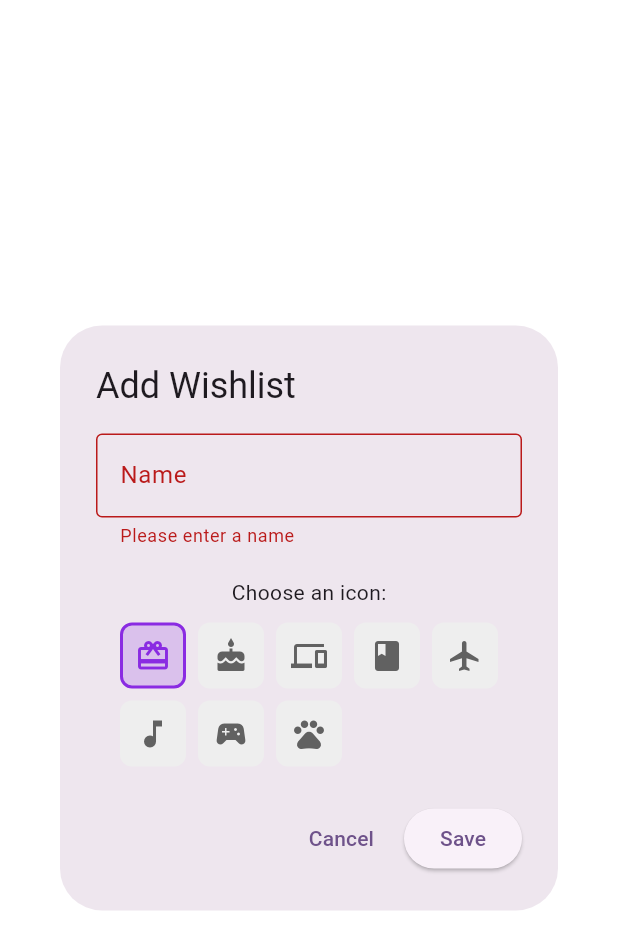
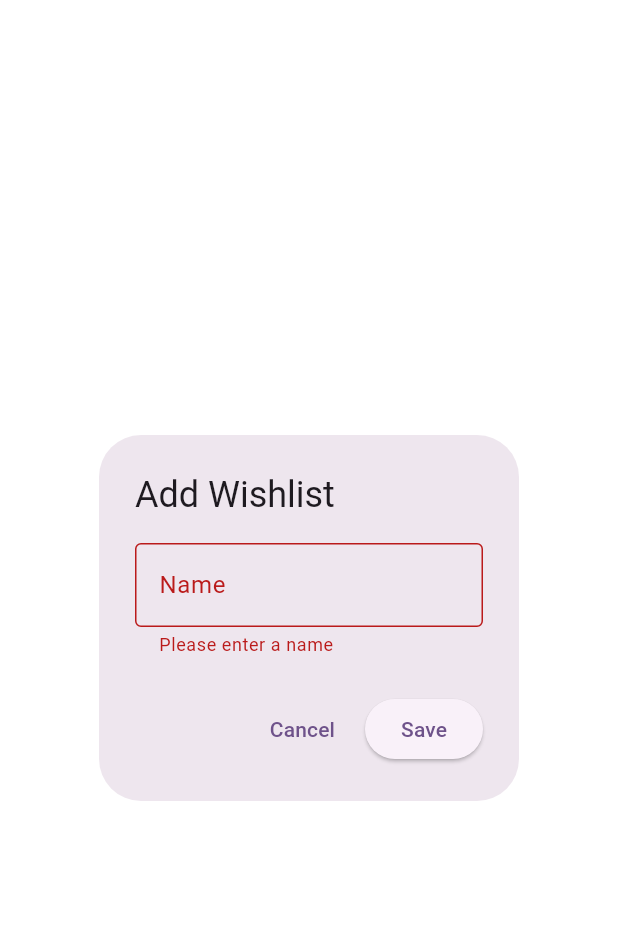
Before and after one commit to russllanovaa/wishly-app, a Flutter app: the _AddEditWishlistForm widget shown alone on an empty page, opened directly, after a tap on "Save", on a phone screen of 412 x 824 dp. Shown: the top 950 px of the screen. Run offline on Flutter 3.47's test engine with Material 3 defaults, Android fonts, the phone set to English and light mode, and no system bars; our stand-ins replace cloud_firestore, equatable, firebase_analytics, firebase_auth, firebase_core, firebase_crashlytics and 3 more; accounts and stored records are empty; Roboto replaces fonts that are missing (Poppins).

Commit message:
Initial com10

```diff
--- a/lib/models/wishlist.dart
+++ b/lib/models/wishlist.dart
@@ -1,5 +1,4 @@
 import 'package:equatable/equatable.dart';
-import 'package:flutter/material.dart';
 import 'package:cloud_firestore/cloud_firestore.dart';
 
 class Wishlist extends Equatable {
@@ -7,46 +6,27 @@ class Wishlist extends Equatable {
  final String ownerId;
  final String name;
 
-  final int iconCodePoint;
-  final String iconFontFamily;
-  final String? iconFontPackage;
+
 
  final int itemCount;
 final Timestamp createdAt;
-
-  // Визначаємо IconData за замовчуванням як статичне фінальне поле
-  // і зберігаємо її властивості в статичних змінних.
-  static final IconData _defaultIcon = Icons.card_giftcard;
-  static final int _kDefaultCodePoint = _defaultIcon.codePoint;
-  static final String _kDefaultFontFamily = _defaultIcon.fontFamily!;
-  // iconFontPackage для MaterialIcons за замовчуванням null.
 
  const Wishlist({
  required this.id,
  required this.ownerId,
  required this.name,
-    required this.iconCodePoint,
-    required this.iconFontFamily,
-    this.iconFontPackage,
+
  required this.itemCount,
  required this.createdAt,
  });
 
-  // Геттер для зручного отримання IconData
-  IconData get icon => IconData(
-        iconCodePoint,
-        fontFamily: iconFontFamily,
-        fontPackage: iconFontPackage,
-      );
+
 
  @override
  List<Object?> get props => [
  id,
  ownerId,
  name,
-        iconCodePoint,
-        iconFontFamily,
-        iconFontPackage,
  itemCount,
  createdAt
  ];
@@ -54,16 +34,10 @@ class Wishlist extends Equatable {
  factory Wishlist.fromSnapshot(DocumentSnapshot doc) {
  final data = doc.data() as Map<String, dynamic>;
 
-    // 💡 Рядок 38, де раніше була помилка, тепер посилається на статичні фінальні поля
  return Wishlist(
  id: doc.id,
  ownerId: data['ownerId'] ?? '',
  name: data['name'] ?? '',
-
-      // ✅ ВИПРАВЛЕННЯ: Використовуємо статичні фінальні значення для іконок за замовчуванням
-      iconCodePoint: data['iconCodePoint'] ?? _kDefaultCodePoint,
-      iconFontFamily: data['iconFontFamily'] ?? _kDefaultFontFamily,
-      iconFontPackage: data['iconFontPackage'] as String?,
 
  createdAt: data['createdAt'] ?? Timestamp.now(),
  itemCount: data['itemCount'] ?? 0,
@@ -75,9 +49,7 @@ class Wishlist extends Equatable {
  'ownerId': ownerId,
  'name': name,
  'createdAt': createdAt,
-      'iconCodePoint': iconCodePoint,
-      'iconFontFamily': iconFontFamily,
-      'iconFontPackage': iconFontPackage,
+
  'itemCount': itemCount,
  };
  }
--- a/lib/screens/home/home_screen.dart
+++ b/lib/screens/home/home_screen.dart
@@ -82,8 +82,7 @@ setState(() {
                                            child: TextField(
                                                controller: _searchController,
                                                decoration: InputDecoration(
- hintText: 'Search wishlists...',
- prefixIcon: const Icon(Icons.search),
+                                                   hintText: 'Search wishlists...',                                                   prefixIcon: const Icon(Icons.search),
                                                    border: OutlineInputBorder(
                                                        borderRadius: BorderRadius.circular(12),
                                                    ),
@@ -102,8 +101,7 @@ setState(() {
                                            ],
                                            onChanged: (value) {
                                                setState(() {
- _sortBy = value!;
- });
+                                                   _sortBy = value!;                                               });
                                                context.read<WishlistBloc>().add(SortWishlists(by: value!));
                                            },
                                        ),
@@ -127,8 +125,7 @@ setState(() {
                                return Center(
                                    heightFactor: 5,
                                     child: Padding(
- padding: const EdgeInsets.all(16.0),
- child: Column(
+                                       padding: const EdgeInsets.all(16.0),                                       child: Column(
                                           children: [
                                               Text(
                                                    'Не вдалося завантажити: ${state.message}',
@@ -174,29 +171,17 @@ return ListView.builder(
                    ),
 
                    const SizedBox(height: 20),
+                   // ✅ ВИПРАВЛЕНО: Блок зображення повністю видалено, кнопку зроблено повною шириною
                    Padding(
                        padding: const EdgeInsets.symmetric(horizontal: 24.0),
- child: Row(
- children: [
- Expanded(
- child: Image.asset(
-'assets/images/gift_character.png',
- height: 120,
- errorBuilder: (_, _, _) => const Icon(Icons.image_not_supported, size: 80),
- ),
- ),
- const SizedBox(width: 16),
- AppButton(
+                       child: AppButton(
                            text: '+ Add new',
                            onPressed: () {
                                _showAddEditWishlistDialog(context);
                            },
- width: 150,
+                           width: double.infinity, // Розтягуємо кнопку
                        ),
- ],
- ),
- ),
- const SizedBox(height: 40),
+                   ),                   const SizedBox(height: 40),
                ],
            ),
        ),
@@ -226,10 +211,11 @@ child: GestureDetector(
                ),
                child: Row(
                    children: [
+                       // ✅ ЗАМІНЕНО: list.icon на статичну іконку-заглушку
                        CircleAvatar(
                            radius: 24,
                            backgroundColor: Theme.of(context).primaryColor.withAlpha(25),
- child: Icon(list.icon, color: Theme.of(context).primaryColor),
+                           child: const Icon(Icons.star, color: Colors.blueAccent),
                        ),
                        const SizedBox(width: 16),
                        Expanded(
@@ -347,8 +333,7 @@ showDialog(
                        label: 'Calendar',
                    ),
                    BottomNavigationBarItem(
- icon: Icon(Icons.person_outline),
- activeIcon: Icon(Icons.person),
+                       icon: Icon(Icons.person_outline),                       activeIcon: Icon(Icons.person),
                        label: 'Profile',
                    ),
                ],
@@ -377,28 +362,16 @@ class _AddEditWishlistForm extends StatefulWidget {
 class _AddEditWishlistFormState extends State<_AddEditWishlistForm> {
 final _formKey = GlobalKey<FormState>();
 late TextEditingController _nameController;
- late IconData _selectedIcon;
+// ❌ _selectedIcon ВИДАЛЕНО
 bool get _isEditMode => widget.wishlist != null;
 
- final List<IconData> _iconOptions = [
- Icons.card_giftcard,
- Icons.cake,
- Icons.devices,
- Icons.book,
- Icons.flight,
- Icons.music_note,
- Icons.sports_esports,
- Icons.pets,
- ];
+// ❌ _iconOptions ВИДАЛЕНО
 
 @override
 void initState() {
    super.initState();
    _nameController = TextEditingController(text: widget.wishlist?.name ?? '');
-
-    // 🚩 ВИПРАВЛЕННЯ 1: Використовуємо .icon геттер, який ми додали до Wishlist,
-    // щоб отримати IconData для ініціалізації.
- _selectedIcon = widget.wishlist?.icon ?? _iconOptions.first;
+   // ❌ Ініціалізація _selectedIcon ВИДАЛЕНО
 }
 
 @override
@@ -411,36 +384,22 @@ void _onSavePressed() {
 if (_formKey.currentState!.validate()) {
 final bloc = context.read<AddEditWishlistBloc>();
 
-// Отримуємо параметри IconData для передачі в конструктор
-      final int codePoint = _selectedIcon.codePoint;
-      final String fontFamily = _selectedIcon.fontFamily!;
-      final String? fontPackage = _selectedIcon.fontPackage;
+// ❌ Отримання параметрів IconData ВИДАЛЕНО
 
 if (_isEditMode) {
 final updatedWishlist = Wishlist(
    id: widget.wishlist!.id,
   ownerId: widget.wishlist!.ownerId,
    name: _nameController.text,
-          // 🚩 ВИПРАВЛЕННЯ 2: Замість 'icon' використовуємо нові параметри
-          iconCodePoint: codePoint,
-          iconFontFamily: fontFamily,
-          iconFontPackage: fontPackage,
+   // ❌ Параметри іконки ВИДАЛЕНО
    createdAt: widget.wishlist!.createdAt,
    itemCount: widget.wishlist!.itemCount,
 );
 bloc.add(UpdateWishlist(wishlist: updatedWishlist));
 } else {
- // 🚩 ВИПРАВЛЕННЯ 3: Оновлення для CreateWishlist.
-        // ПРИМІТКА: Вам, ймовірно, також потрібно буде оновити подію CreateWishlist,
-        // щоб вона приймала ці три нові параметри замість одного 'icon'.
-        // Оскільки я не бачу код події, я залишу це як NOTE,
-        // але передаю нові параметри у Wishlist.
 bloc.add(CreateWishlist(
    name: _nameController.text,
- // icon: _selectedIcon, // ❌ Більше не існує
-          iconCodePoint: codePoint,
-          iconFontFamily: fontFamily,
-          iconFontPackage: fontPackage,
+   // ❌ Параметри іконки ВИДАЛЕНО
 ));
 }
 }
@@ -480,31 +439,7 @@ ScaffoldMessenger.of(context).showSnackBar(
                        return null;
                    },
                ),
- const SizedBox(height: 20),
- const Text('Choose an icon:'),
- const SizedBox(height: 10),
- Wrap(
- spacing: 8,
- runSpacing: 8,
-children: _iconOptions.map((icon) {
- final bool isSelected = icon == _selectedIcon;
- return InkWell(
- onTap: () => setState(() => _selectedIcon = icon),
- child: Container(
- padding: const EdgeInsets.all(8),
- decoration: BoxDecoration(
- color: isSelected ? Theme.of(context).primaryColor.withAlpha(50) : Colors.grey[200],
- border: Border.all(
- color: isSelected ? Theme.of(context).primaryColor : Colors.transparent,
- width: 2,
- ),
- borderRadius: BorderRadius.circular(8),
- ),
- child: Icon(icon, color: isSelected ? Theme.of(context).primaryColor : Colors.grey[700]),
- ),
- );
- }).toList(),
- ),
+               // ❌ ВЕСЬ БЛОК ВИБОРУ ІКОНКИ ВИДАЛЕНО
            ],
        ),
    ),
--- a/lib/screens/wishlist/add_edit_wishlist/add_edit_wishlist_bloc.dart
+++ b/lib/screens/wishlist/add_edit_wishlist/add_edit_wishlist_bloc.dart
@@ -42,10 +42,7 @@ class AddEditWishlistBloc extends Bloc<AddEditWishlistEvent, AddEditWishlistStat
  id: '',
  ownerId: userId,
  name: event.name,
-        // ✅ ВИПРАВЛЕННЯ: Замінюємо event.icon на нові параметри
-        iconCodePoint: event.iconCodePoint,
-        iconFontFamily: event.iconFontFamily,
-        iconFontPackage: event.iconFontPackage, // Це поле може бути null
+
  createdAt: Timestamp.now(),
  itemCount: 0,
  );
--- a/lib/screens/wishlist/add_edit_wishlist/add_edit_wishlist_event.dart
+++ b/lib/screens/wishlist/add_edit_wishlist/add_edit_wishlist_event.dart
@@ -1,5 +1,5 @@
 import 'package:equatable/equatable.dart';
-import 'package:flutter/material.dart';
+// import 'package:flutter/material.dart'; // ❌ Більше не потрібен
 import '../../../models/wishlist.dart';
 
 abstract class AddEditWishlistEvent extends Equatable {
@@ -9,20 +9,15 @@ abstract class AddEditWishlistEvent extends Equatable {
 
 class CreateWishlist extends AddEditWishlistEvent {
 final String name;
- // ❌ Замість final IconData icon; тепер використовуємо компоненти:
- final int iconCodePoint;
- final String iconFontFamily;
- final String? iconFontPackage; // Може бути null
+
+// ❌ Поля іконки ВИДАЛЕНО
 
 const CreateWishlist({
 required this.name,
- required this.iconCodePoint,
- required this.iconFontFamily,
- this.iconFontPackage, // Не обов'язково
 });
 
 @override
- List<Object?> get props => [name, iconCodePoint, iconFontFamily, iconFontPackage];
+List<Object?> get props => [name];
 }
 
 class UpdateWishlist extends AddEditWishlistEvent {
```
Lines whose indentation alone changed are shown as unchanged.
